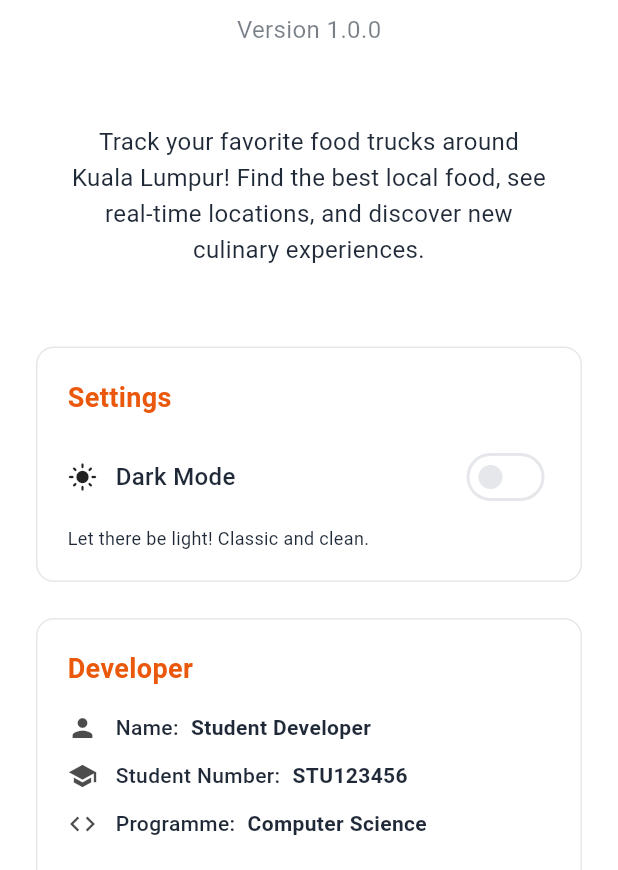
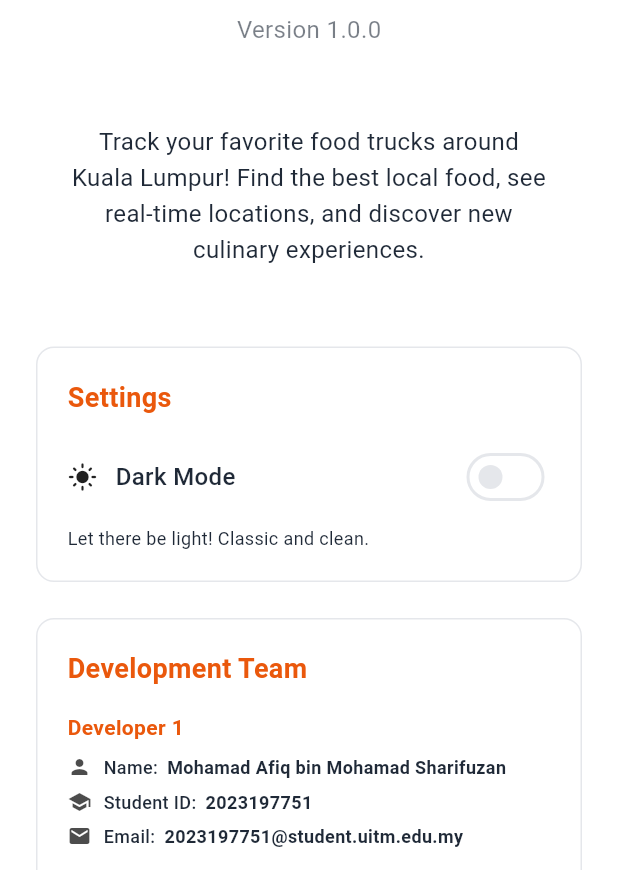
Before and after one commit to elgato-Nya/food-truck-tracker, a Flutter app: the AboutScreen screen opened directly, on a phone screen of 412 x 824 dp, the part 366-1236 px from its top. Run offline on Flutter 3.47's test engine with Material 3 defaults, Android fonts, the phone set to English and light mode, and no system bars; our stand-ins replace flutter_dotenv, flutter_spinkit, google_maps_flutter, shared_preferences; accounts and stored records are empty; network calls fail.

Commit message:
update about screen info

```diff
--- a/mobile/lib/screens/about_screen.dart
+++ b/mobile/lib/screens/about_screen.dart
@@ -7,7 +7,7 @@ class AboutScreen extends StatelessWidget {
   const AboutScreen({super.key});
 
   Future<void> _launchGitHub() async {
-    final Uri url = Uri.parse('https://github.com/student/food-truck-tracker');
+    final Uri url = Uri.parse('https://github.com/elgato-Nya/food-truck-tracker');
     if (!await launchUrl(url, mode: LaunchMode.externalApplication)) {
       throw Exception('Could not launch $url');
     }
@@ -87,7 +87,7 @@ class AboutScreen extends StatelessWidget {
             Container(
               padding: const EdgeInsets.all(20),
               decoration: BoxDecoration(
-                color: Theme.of(context).colorScheme.surfaceVariant.withOpacity(0.3),
+                color: Theme.of(context).colorScheme.surfaceContainerHighest.withOpacity(0.3),
                 borderRadius: BorderRadius.circular(12),
               ),
               child: Text(
@@ -108,28 +108,8 @@ class AboutScreen extends StatelessWidget {
 
             const SizedBox(height: 24),
 
-            // Developer info
-            _buildInfoCard(
-              context,
-              title: 'Developer',
-              items: [
-                _InfoItem(
-                  icon: Icons.person,
-                  label: 'Name',
-                  value: 'Student Developer', // Replace with your name
-                ),
-                _InfoItem(
-                  icon: Icons.school,
-                  label: 'Student Number',
-                  value: 'STU123456', // Replace with your student number
-                ),
-                _InfoItem(
-                  icon: Icons.code,
-                  label: 'Programme',
-                  value: 'Computer Science', // Replace with your programme
-                ),
-              ],
-            ),
+            // Developers info
+            _buildDevelopersSection(context),
 
             const SizedBox(height: 24),
 
@@ -355,6 +335,135 @@ class AboutScreen extends StatelessWidget {
       ),
     );
   }
+
+  Widget _buildDevelopersSection(BuildContext context) {
+    final developers = [
+      _Developer(
+        name: 'Mohamad Afiq bin Mohamad Sharifuzan',
+        studentId: '2023197751',
+        email: '2023197751@student.uitm.edu.my',
+      ),
+      _Developer(
+        name: 'Muhammad Afif Bin Mat Tarmizi',
+        studentId: '2023367671',
+        email: '2023197751@student.uitm.edu.my',
+      ),
+      _Developer(
+        name: 'Wan Muhammad Danish Aiman bin Wan Mohd Nazim',
+        studentId: '2023516353',
+        email: '2023516353@student.uitm.edu.my',
+      ),
+      _Developer(
+        name: 'Muhammad Hakimie Bin Ahmad Zikri',
+        studentId: '2023136019',
+        email: '2023136019@student.uitm.edu.my',
+      ),
+    ];
+
+    return Container(
+      width: double.infinity,
+      padding: const EdgeInsets.all(20),
+      decoration: BoxDecoration(
+        color: Theme.of(context).cardColor,
+        borderRadius: BorderRadius.circular(12),
+        border: Border.all(color: Theme.of(context).dividerColor),
+      ),
+      child: Column(
+        crossAxisAlignment: CrossAxisAlignment.start,
+        children: [
+          Text(
+            'Development Team',
+            style: TextStyle(
+              fontSize: 18,
+              fontWeight: FontWeight.bold,
+              color: Theme.of(context).colorScheme.primary,
+            ),
+          ),
+          const SizedBox(height: 16),
+          ...developers.asMap().entries.map((entry) {
+            final index = entry.key;
+            final developer = entry.value;
+            return Column(
+              children: [
+                _buildDeveloperInfo(context, developer, index + 1),
+                if (index < developers.length - 1)
+                  Padding(
+                    padding: const EdgeInsets.symmetric(vertical: 12),
+                    child: Divider(color: Theme.of(context).dividerColor),
+                  ),
+              ],
+            );
+          }),
+        ],
+      ),
+    );
+  }
+
+  Widget _buildDeveloperInfo(BuildContext context, _Developer developer, int number) {
+    return Column(
+      crossAxisAlignment: CrossAxisAlignment.start,
+      children: [
+        Text(
+          'Developer $number',
+          style: TextStyle(
+            fontSize: 14,
+            fontWeight: FontWeight.w600,
+            color: Theme.of(context).colorScheme.primary,
+          ),
+        ),
+        const SizedBox(height: 8),
+        _buildDeveloperField(context, Icons.person, 'Name', developer.name),
+        const SizedBox(height: 6),
+        _buildDeveloperField(context, Icons.school, 'Student ID', developer.studentId),
+        const SizedBox(height: 6),
+        _buildDeveloperField(context, Icons.email, 'Email', developer.email),
+      ],
+    );
+  }
+
+  Widget _buildDeveloperField(BuildContext context, IconData icon, String label, String value) {
+    return Row(
+      children: [
+        Icon(
+          icon,
+          size: 16,
+          color: Theme.of(context).iconTheme.color?.withOpacity(0.7),
+        ),
+        const SizedBox(width: 8),
+        Text(
+          '$label:',
+          style: TextStyle(
+            fontSize: 12,
+            color: Theme.of(context).textTheme.bodySmall?.color,
+            fontWeight: FontWeight.w500,
+          ),
+        ),
+        const SizedBox(width: 6),
+        Expanded(
+          child: Text(
+            value,
+            style: TextStyle(
+              fontSize: 12,
+              fontWeight: FontWeight.w600,
+              color: Theme.of(context).textTheme.bodyLarge?.color,
+            ),
+          ),
+        ),
+      ],
+    );
+  }
+}
+
+class _Developer {
+  final String name;
+  final String studentId;
+  final String email;
+
+  _Developer({
+    required this.name,
+    required this.studentId,
+    required this.email,
+  });
 }
 
 class _InfoItem {
```
